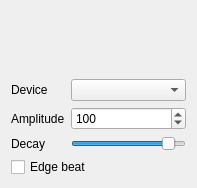
Qt form Effects/AudioStar/AudioStar.ui (DLdota/OpenRGBEffectsPlugin) before a commit.
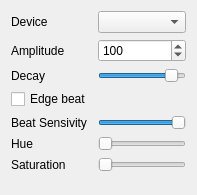
The same form after that commit. Custom widgets are drawn as their Qt base class.

Commit message: AUDIO STAR: new settings for edge beat

What changed in the file:
```diff
--- a/Effects/AudioStar/AudioStar.ui
+++ b/Effects/AudioStar/AudioStar.ui
@@ -7,7 +7,7 @@
     <x>0</x>
     <y>0</y>
     <width>197</width>
-    <height>188</height>
+    <height>195</height>
    </rect>
   </property>
   <property name="windowTitle">
@@ -21,6 +21,103 @@
      </property>
     </widget>
    </item>
+   <item row="3" column="1">
+    <widget class="QTooltipedSlider" name="decay">
+     <property name="maximum">
+      <number>100</number>
+     </property>
+     <property name="value">
+      <number>90</number>
+     </property>
+     <property name="orientation">
+      <enum>Qt::Horizontal</enum>
+     </property>
+    </widget>
+   </item>
+   <item row="3" column="0">
+    <widget class="QLabel" name="decay_label">
+     <property name="text">
+      <string>Decay</string>
+     </property>
+    </widget>
+   </item>
+   <item row="6" column="1">
+    <widget class="QTooltipedSlider" name="edge_beat_hue">
+     <property name="maximum">
+      <number>359</number>
+     </property>
+     <property name="orientation">
+      <enum>Qt::Horizontal</enum>
+     </property>
+    </widget>
+   </item>
+   <item row="6" column="0">
+    <widget class="QLabel" name="edge_beat_hue_label">
+     <property name="text">
+      <string>Hue</string>
+     </property>
+    </widget>
+   </item>
+   <item row="1" column="0">
+    <widget class="QLabel" name="devices_label">
+     <property name="text">
+      <string>Device</string>
+     </property>
+    </widget>
+   </item>
+   <item row="2" column="1">
+    <widget class="QSpinBox" name="amplitude">
+     <property name="minimum">
+      <number>1</number>
+     </property>
+     <property name="maximum">
+      <number>100000000</number>
+     </property>
+     <property name="value">
+      <number>100</number>
+     </property>
+    </widget>
+   </item>
+   <item row="7" column="0">
+    <widget class="QLabel" name="edge_beat_saturation_label">
+     <property name="text">
+      <string>Saturation</string>
+     </property>
+    </widget>
+   </item>
+   <item row="5" column="1">
+    <widget class="QTooltipedSlider" name="edge_beat_sensivity">
+     <property name="maximum">
+      <number>100</number>
+     </property>
+     <property name="value">
+      <number>100</number>
+     </property>
+     <property name="orientation">
+      <enum>Qt::Horizontal</enum>
+     </property>
+    </widget>
+   </item>
+   <item row="7" column="1">
+    <widget class="QTooltipedSlider" name="edge_beat_saturation">
+     <property name="maximum">
+      <number>255</number>
+     </property>
+     <property name="orientation">
+      <enum>Qt::Horizontal</enum>
+     </property>
+    </widget>
+   </item>
+   <item row="4" column="0">
+    <widget class="QCheckBox" name="edge_beat">
+     <property name="text">
+      <string>Edge beat</string>
+     </property>
+     <property name="checked">
+      <bool>false</bool>
+     </property>
+    </widget>
+   </item>
    <item row="1" column="1">
     <widget class="QComboBox" name="devices">
      <property name="sizePolicy">
@@ -34,20 +131,14 @@
      </property>
     </widget>
    </item>
-   <item row="2" column="1">
-    <widget class="QSpinBox" name="amplitude">
-     <property name="minimum">
-      <number>1</number>
-     </property>
-     <property name="maximum">
-      <number>100000000</number>
-     </property>
-     <property name="value">
-      <number>100</number>
+   <item row="5" column="0">
+    <widget class="QLabel" name="edge_beat_sensivity_label">
+     <property name="text">
+      <string>Beat Sensivity</string>
      </property>
     </widget>
    </item>
-   <item row="0" column="0" colspan="2">
+   <item row="9" column="0" colspan="2">
     <spacer name="verticalSpacer">
      <property name="orientation">
       <enum>Qt::Vertical</enum>
@@ -60,43 +151,6 @@
      </property>
     </spacer>
    </item>
-   <item row="1" column="0">
-    <widget class="QLabel" name="label">
-     <property name="text">
-      <string>Device</string>
-     </property>
-    </widget>
-   </item>
-   <item row="3" column="1">
-    <widget class="QTooltipedSlider" name="decay">
-     <property name="maximum">
-      <number>100</number>
-     </property>
-     <property name="value">
-      <number>90</number>
-     </property>
-     <property name="orientation">
-      <enum>Qt::Horizontal</enum>
-     </property>
-    </widget>
-   </item>
-   <item row="3" column="0">
-    <widget class="QLabel" name="label_3">
-     <property name="text">
-      <string>Decay</string>
-     </property>
-    </widget>
-   </item>
-   <item row="4" column="0" colspan="2">
-    <widget class="QCheckBox" name="edge_beat">
-     <property name="text">
-      <string>Edge beat</string>
-     </property>
-     <property name="checked">
-      <bool>false</bool>
-     </property>
-    </widget>
-   </item>
   </layout>
  </widget>
  <customwidgets>
```
Left out of the diff: 2 changed lines with no effect on the pictures. The commit also changes 2 other files.
